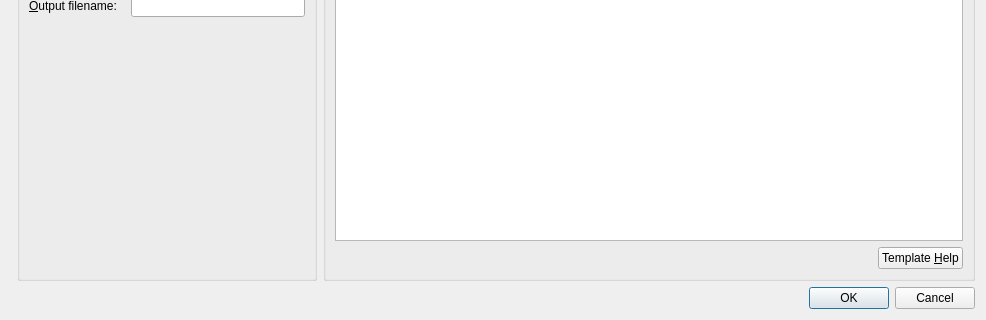
Qt form molequeue/ui/programconfiguredialog.ui (OpenChemistry/molequeue) before a commit; both pictures show x 0 to 986 and y 226 to 546 of the 986 by 546 pixel window.
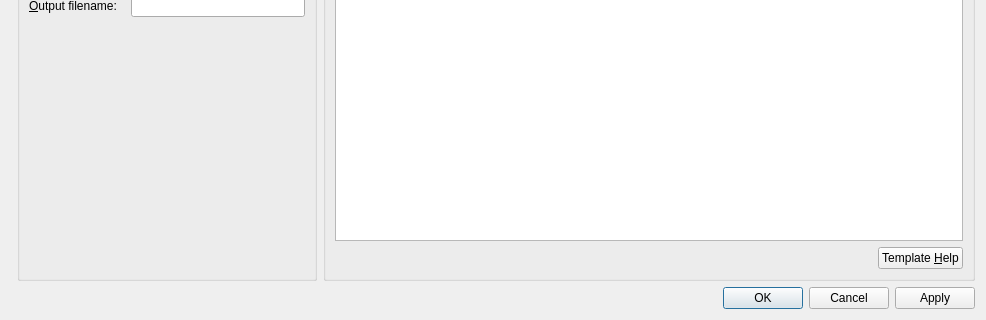
The same form after that commit.

Commit message: Add "Apply" buttons to program/queue config dialogs.

The edit to the form file:
```diff
--- a/molequeue/ui/programconfiguredialog.ui
+++ b/molequeue/ui/programconfiguredialog.ui
@@ -20,7 +20,7 @@
       <enum>Qt::Horizontal</enum>
      </property>
      <property name="standardButtons">
-      <set>QDialogButtonBox::Cancel|QDialogButtonBox::Ok</set>
+      <set>QDialogButtonBox::Apply|QDialogButtonBox::Cancel|QDialogButtonBox::Ok</set>
      </property>
     </widget>
    </item>
```
The commit also changes 5 other files.
